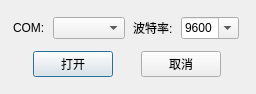
Old version of the form serial.ui in the repository qwerttqq95/698SP_CL.
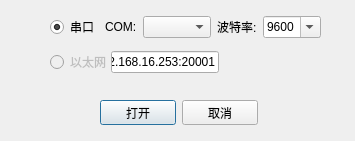
New version of the form.

```diff
--- a/serial.ui
+++ b/serial.ui
@@ -6,16 +6,85 @@
    <rect>
     <x>0</x>
     <y>0</y>
-    <width>242</width>
-    <height>94</height>
+    <width>355</width>
+    <height>141</height>
    </rect>
   </property>
   <property name="windowTitle">
    <string>Dialog</string>
   </property>
+  <widget class="QWidget" name="layoutWidget">
+   <property name="geometry">
+    <rect>
+     <x>100</x>
+     <y>100</y>
+     <width>158</width>
+     <height>25</height>
+    </rect>
+   </property>
+   <layout class="QHBoxLayout" name="horizontalLayout_4">
+    <item>
+     <widget class="QPushButton" name="pushButton">
+      <property name="sizePolicy">
+       <sizepolicy hsizetype="Fixed" vsizetype="Fixed">
+        <horstretch>0</horstretch>
+        <verstretch>0</verstretch>
+       </sizepolicy>
+      </property>
+      <property name="text">
+       <string>打开</string>
+      </property>
+     </widget>
+    </item>
+    <item>
+     <widget class="QPushButton" name="pushButton_2">
+      <property name="sizePolicy">
+       <sizepolicy hsizetype="Fixed" vsizetype="Fixed">
+        <horstretch>0</horstretch>
+        <verstretch>0</verstretch>
+       </sizepolicy>
+      </property>
+      <property name="text">
+       <string>取消</string>
+      </property>
+     </widget>
+    </item>
+   </layout>
+  </widget>
+  <widget class="QWidget" name="layoutWidget">
+   <property name="geometry">
+    <rect>
+     <x>50</x>
+     <y>10</y>
+     <width>271</width>
+     <height>71</height>
+    </rect>
+   </property>
   <layout class="QVBoxLayout" name="verticalLayout">
    <item>
     <layout class="QHBoxLayout" name="horizontalLayout">
+      <property name="leftMargin">
+       <number>0</number>
+      </property>
+      <property name="rightMargin">
+       <number>0</number>
+      </property>
+      <item>
+       <widget class="QRadioButton" name="radioButton">
+        <property name="sizePolicy">
+         <sizepolicy hsizetype="Minimum" vsizetype="Fixed">
+          <horstretch>0</horstretch>
+          <verstretch>0</verstretch>
+         </sizepolicy>
+        </property>
+        <property name="text">
+         <string>串口</string>
+        </property>
+        <property name="checked">
+         <bool>true</bool>
+        </property>
+       </widget>
+      </item>
      <item>
       <widget class="QLabel" name="label">
        <property name="sizePolicy">
@@ -78,39 +147,78 @@
        </item>
       </widget>
      </item>
+      <item>
+       <spacer name="horizontalSpacer_2">
+        <property name="orientation">
+         <enum>Qt::Horizontal</enum>
+        </property>
+        <property name="sizeHint" stdset="0">
+         <size>
+          <width>40</width>
+          <height>20</height>
+         </size>
+        </property>
+       </spacer>
+      </item>
     </layout>
    </item>
    <item>
-    <layout class="QHBoxLayout" name="horizontalLayout_4">
+     <layout class="QHBoxLayout" name="horizontalLayout_2">
+      <property name="spacing">
+       <number>0</number>
+      </property>
+      <property name="leftMargin">
+       <number>0</number>
+      </property>
+      <property name="rightMargin">
+       <number>0</number>
+      </property>
      <item>
-      <widget class="QPushButton" name="pushButton">
+       <widget class="QRadioButton" name="radioButton_2">
+        <property name="enabled">
+         <bool>false</bool>
+        </property>
        <property name="sizePolicy">
-        <sizepolicy hsizetype="Fixed" vsizetype="Fixed">
+         <sizepolicy hsizetype="Minimum" vsizetype="Fixed">
          <horstretch>0</horstretch>
          <verstretch>0</verstretch>
         </sizepolicy>
        </property>
        <property name="text">
-        <string>打开</string>
+         <string>以太网</string>
        </property>
       </widget>
      </item>
      <item>
-      <widget class="QPushButton" name="pushButton_2">
+       <widget class="QLineEdit" name="lineEdit">
        <property name="sizePolicy">
-        <sizepolicy hsizetype="Fixed" vsizetype="Fixed">
+         <sizepolicy hsizetype="Preferred" vsizetype="Fixed">
          <horstretch>0</horstretch>
          <verstretch>0</verstretch>
         </sizepolicy>
        </property>
        <property name="text">
-        <string>取消</string>
+         <string>192.168.16.253:20001</string>
        </property>
       </widget>
      </item>
+      <item>
+       <spacer name="horizontalSpacer">
+        <property name="orientation">
+         <enum>Qt::Horizontal</enum>
+        </property>
+        <property name="sizeHint" stdset="0">
+         <size>
+          <width>40</width>
+          <height>20</height>
+         </size>
+        </property>
+       </spacer>
+      </item>
     </layout>
    </item>
   </layout>
+  </widget>
  </widget>
  <resources/>
  <connections/>
```
Left out of the diff: 25 changed lines with no effect on the pictures. Lines whose indentation alone changed are shown as unchanged.
